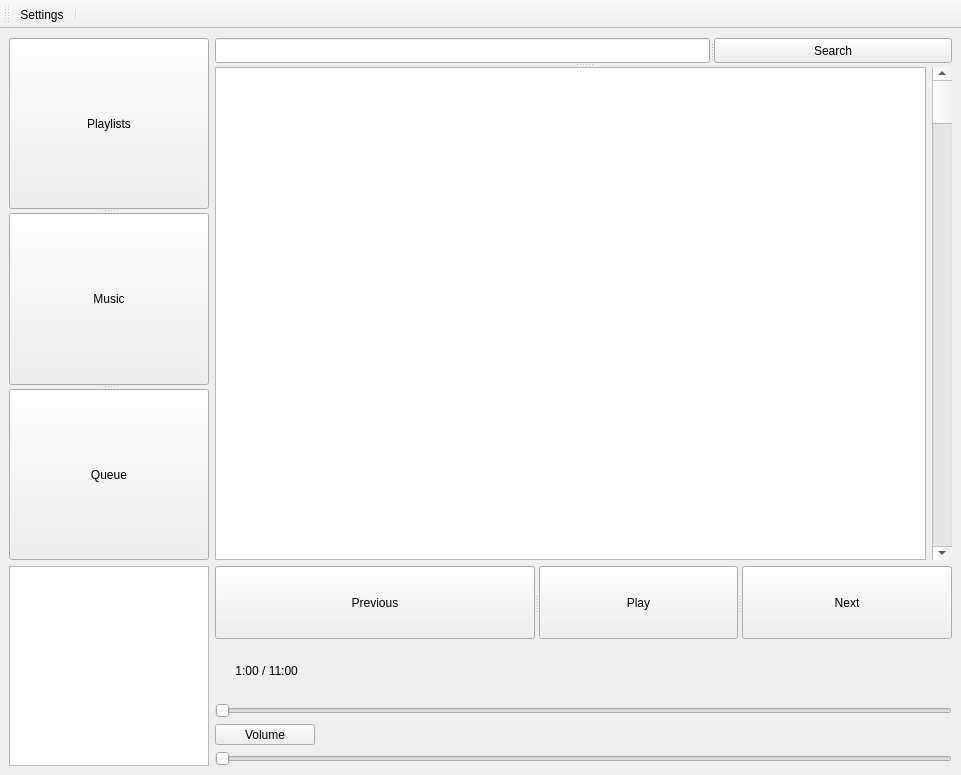
Qt form tidal-gui.ui (vtrau/tidal-gui) before a commit.
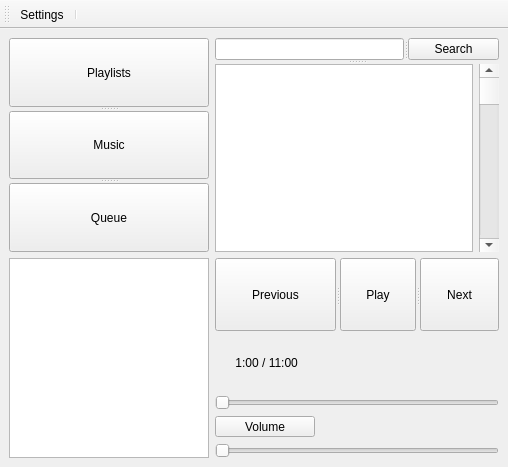
The same form after that commit.

Commit message: added login window

```diff
--- a/tidal-gui.ui
+++ b/tidal-gui.ui
@@ -6,8 +6,8 @@
    <rect>
     <x>0</x>
     <y>0</y>
-    <width>961</width>
-    <height>775</height>
+    <width>508</width>
+    <height>467</height>
    </rect>
   </property>
   <property name="windowTitle">
```
The commit also changes 1 other file.
